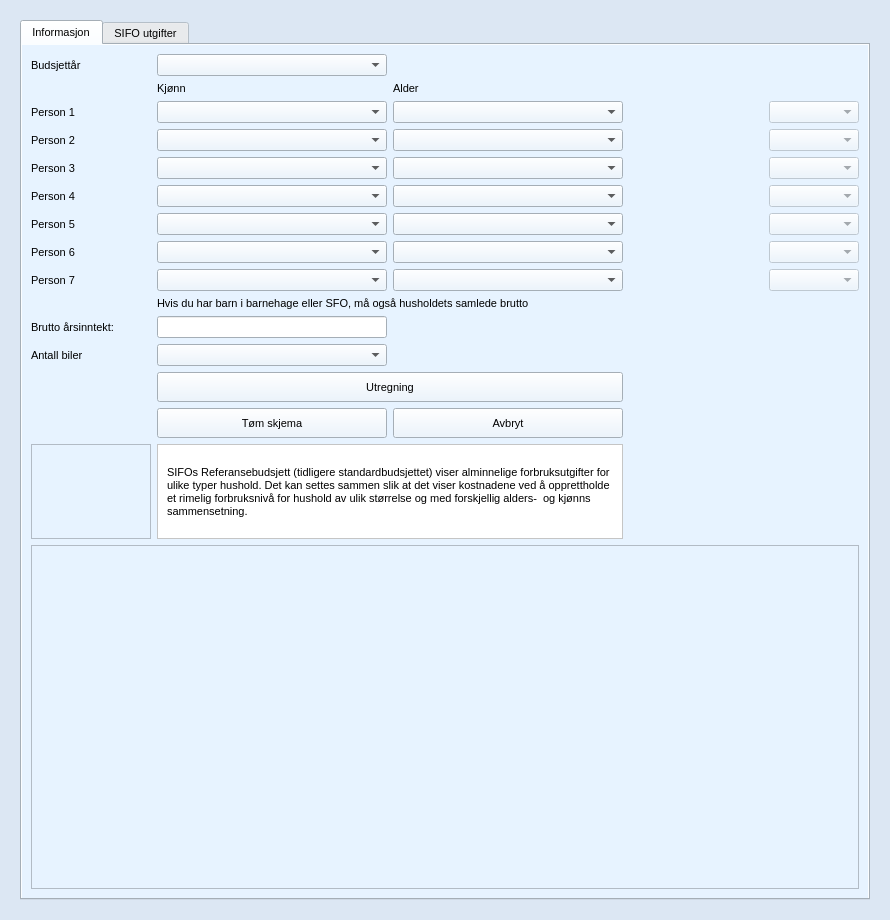
Old version of the form source/ui/views/forms/sifo_form.ui in the repository seemir/stressa.
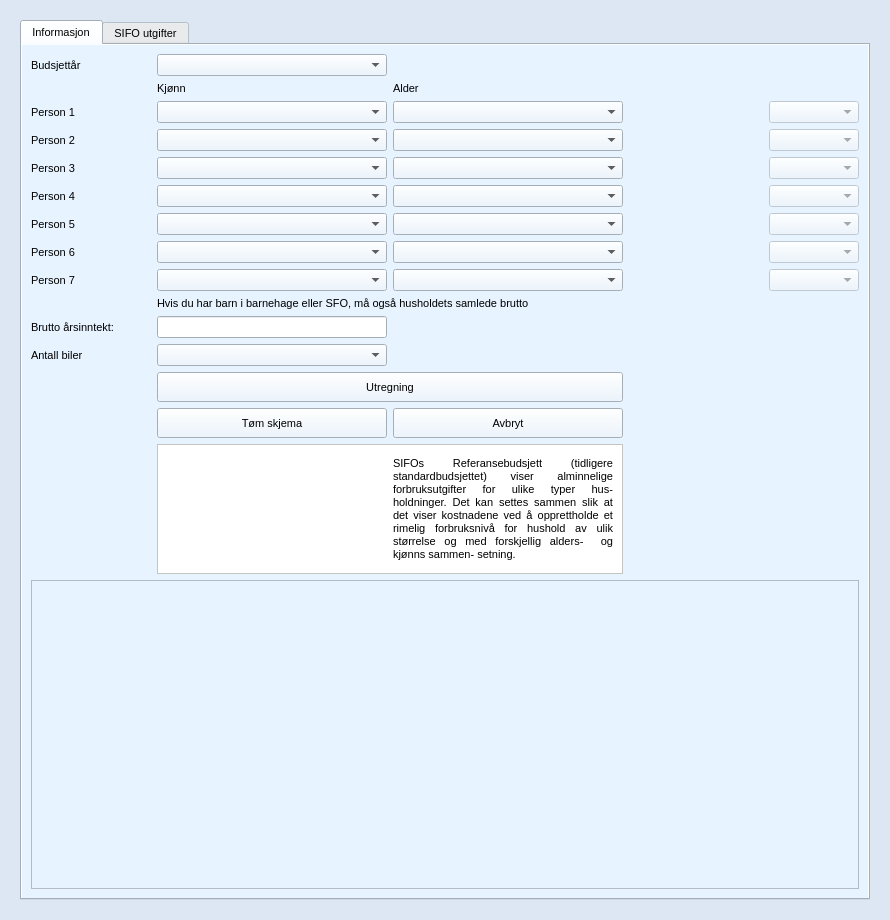
New version of the form. Icons and pictures are not drawn.

Commit message: Logo added to calculators for references

```diff
--- a/source/ui/views/forms/sifo_form.ui
+++ b/source/ui/views/forms/sifo_form.ui
@@ -474,7 +474,7 @@
       <property name="geometry">
        <rect>
         <x>0</x>
-        <y>0</y>
+        <y>-299</y>
         <width>874</width>
         <height>682</height>
        </rect>
@@ -950,544 +950,6 @@
            <string>Informasjon</string>
           </attribute>
           <layout class="QGridLayout" name="gridLayout_2">
-           <item row="14" column="1" colspan="2">
-            <widget class="QFrame" name="frame_sifo_info">
-             <property name="sizePolicy">
-              <sizepolicy hsizetype="Fixed" vsizetype="Fixed">
-               <horstretch>0</horstretch>
-               <verstretch>0</verstretch>
-              </sizepolicy>
-             </property>
-             <property name="minimumSize">
-              <size>
-               <width>466</width>
-               <height>0</height>
-              </size>
-             </property>
-             <property name="maximumSize">
-              <size>
-               <width>16777215</width>
-               <height>16777215</height>
-              </size>
-             </property>
-             <property name="palette">
-              <palette>
-               <active>
-                <colorrole role="WindowText">
-                 <brush brushstyle="SolidPattern">
-                  <color alpha="255">
-                   <red>0</red>
-                   <green>0</green>
-                   <blue>0</blue>
-                  </color>
-                 </brush>
-                </colorrole>
-                <colorrole role="Button">
-                 <brush brushstyle="SolidPattern">
-                  <color alpha="255">
-                   <red>255</red>
-                   <green>255</green>
-                   <blue>255</blue>
-                  </color>
-                 </brush>
-                </colorrole>
-                <colorrole role="Light">
-                 <brush brushstyle="SolidPattern">
-                  <color alpha="255">
-                   <red>255</red>
-                   <green>255</green>
-                   <blue>255</blue>
-                  </color>
-                 </brush>
-                </colorrole>
-                <colorrole role="Midlight">
-                 <brush brushstyle="SolidPattern">
-                  <color alpha="255">
-                   <red>255</red>
-                   <green>255</green>
-                   <blue>255</blue>
-                  </color>
-                 </brush>
-                </colorrole>
-                <colorrole role="Dark">
-                 <brush brushstyle="SolidPattern">
-                  <color alpha="255">
-                   <red>127</red>
-                   <green>127</green>
-                   <blue>127</blue>
-                  </color>
-                 </brush>
-                </colorrole>
-                <colorrole role="Mid">
-                 <brush brushstyle="SolidPattern">
-                  <color alpha="255">
-                   <red>170</red>
-                   <green>170</green>
-                   <blue>170</blue>
-                  </color>
-                 </brush>
-                </colorrole>
-                <colorrole role="Text">
-                 <brush brushstyle="SolidPattern">
-                  <color alpha="255">
-                   <red>0</red>
-                   <green>0</green>
-                   <blue>0</blue>
-                  </color>
-                 </brush>
-                </colorrole>
-                <colorrole role="BrightText">
-                 <brush brushstyle="SolidPattern">
-                  <color alpha="255">
-                   <red>255</red>
-                   <green>255</green>
-                   <blue>255</blue>
-                  </color>
-                 </brush>
-                </colorrole>
-                <colorrole role="ButtonText">
-                 <brush brushstyle="SolidPattern">
-                  <color alpha="255">
-                   <red>0</red>
-                   <green>0</green>
-                   <blue>0</blue>
-                  </color>
-                 </brush>
-                </colorrole>
-                <colorrole role="Base">
-                 <brush brushstyle="SolidPattern">
-                  <color alpha="255">
-                   <red>255</red>
-                   <green>255</green>
-                   <blue>255</blue>
-                  </color>
-                 </brush>
-                </colorrole>
-                <colorrole role="Window">
-                 <brush brushstyle="SolidPattern">
-                  <color alpha="255">
-                   <red>255</red>
-                   <green>255</green>
-                   <blue>255</blue>
-                  </color>
-                 </brush>
-                </colorrole>
-                <colorrole role="Shadow">
-                 <brush brushstyle="SolidPattern">
-                  <color alpha="255">
-                   <red>0</red>
-                   <green>0</green>
-                   <blue>0</blue>
-                  </color>
-                 </brush>
-                </colorrole>
-                <colorrole role="AlternateBase">
-                 <brush brushstyle="SolidPattern">
-                  <color alpha="255">
-                   <red>255</red>
-                   <green>255</green>
-                   <blue>255</blue>
-                  </color>
-                 </brush>
-                </colorrole>
-                <colorrole role="ToolTipBase">
-                 <brush brushstyle="SolidPattern">
-                  <color alpha="255">
-                   <red>255</red>
-                   <green>255</green>
-                   <blue>220</blue>
-                  </color>
-                 </brush>
-                </colorrole>
-                <colorrole role="ToolTipText">
-                 <brush brushstyle="SolidPattern">
-                  <color alpha="255">
-                   <red>0</red>
-                   <green>0</green>
-                   <blue>0</blue>
-                  </color>
-                 </brush>
-                </colorrole>
-               </active>
-               <inactive>
-                <colorrole role="WindowText">
-                 <brush brushstyle="SolidPattern">
-                  <color alpha="255">
-                   <red>0</red>
-                   <green>0</green>
-                   <blue>0</blue>
-                  </color>
-                 </brush>
-                </colorrole>
-                <colorrole role="Button">
-                 <brush brushstyle="SolidPattern">
-                  <color alpha="255">
-                   <red>255</red>
-                   <green>255</green>
-                   <blue>255</blue>
-                  </color>
-                 </brush>
-                </colorrole>
-                <colorrole role="Light">
-                 <brush brushstyle="SolidPattern">
-                  <color alpha="255">
-                   <red>255</red>
-                   <green>255</green>
-                   <blue>255</blue>
-                  </color>
-                 </brush>
-                </colorrole>
-                <colorrole role="Midlight">
-                 <brush brushstyle="SolidPattern">
-                  <color alpha="255">
-                   <red>255</red>
-                   <green>255</green>
-                   <blue>255</blue>
-                  </color>
-                 </brush>
-                </colorrole>
-                <colorrole role="Dark">
-                 <brush brushstyle="SolidPattern">
-                  <color alpha="255">
-                   <red>127</red>
-                   <green>127</green>
-                   <blue>127</blue>
-                  </color>
-                 </brush>
-                </colorrole>
-                <colorrole role="Mid">
-                 <brush brushstyle="SolidPattern">
-                  <color alpha="255">
-                   <red>170</red>
-                   <green>170</green>
-                   <blue>170</blue>
-                  </color>
-                 </brush>
-                </colorrole>
-                <colorrole role="Text">
-                 <brush brushstyle="SolidPattern">
-                  <color alpha="255">
-                   <red>0</red>
-                   <green>0</green>
-                   <blue>0</blue>
-                  </color>
-                 </brush>
-                </colorrole>
-                <colorrole role="BrightText">
-                 <brush brushstyle="SolidPattern">
-                  <color alpha="255">
-                   <red>255</red>
-                   <green>255</green>
-                   <blue>255</blue>
-                  </color>
-                 </brush>
-                </colorrole>
-                <colorrole role="ButtonText">
-                 <brush brushstyle="SolidPattern">
-                  <color alpha="255">
-                   <red>0</red>
-                   <green>0</green>
-                   <blue>0</blue>
-                  </color>
-                 </brush>
-                </colorrole>
-                <colorrole role="Base">
-                 <brush brushstyle="SolidPattern">
-                  <color alpha="255">
-                   <red>255</red>
-                   <green>255</green>
-                   <blue>255</blue>
-                  </color>
-                 </brush>
-                </colorrole>
-                <colorrole role="Window">
-                 <brush brushstyle="SolidPattern">
-                  <color alpha="255">
-                   <red>255</red>
-                   <green>255</green>
-                   <blue>255</blue>
-                  </color>
-                 </brush>
-                </colorrole>
-                <colorrole role="Shadow">
-                 <brush brushstyle="SolidPattern">
-                  <color alpha="255">
-                   <red>0</red>
-                   <green>0</green>
-                   <blue>0</blue>
-                  </color>
-                 </brush>
-                </colorrole>
-                <colorrole role="AlternateBase">
-                 <brush brushstyle="SolidPattern">
-                  <color alpha="255">
-                   <red>255</red>
-                   <green>255</green>
-                   <blue>255</blue>
-                  </color>
-                 </brush>
-                </colorrole>
-                <colorrole role="ToolTipBase">
-                 <brush brushstyle="SolidPattern">
-                  <color alpha="255">
-                   <red>255</red>
-                   <green>255</green>
-                   <blue>220</blue>
-                  </color>
-                 </brush>
-                </colorrole>
-                <colorrole role="ToolTipText">
-                 <brush brushstyle="SolidPattern">
-                  <color alpha="255">
-                   <red>0</red>
-                   <green>0</green>
-                   <blue>0</blue>
-                  </color>
-                 </brush>
-                </colorrole>
-               </inactive>
-               <disabled>
-                <colorrole role="WindowText">
-                 <brush brushstyle="SolidPattern">
-                  <color alpha="255">
-                   <red>127</red>
-                   <green>127</green>
-                   <blue>127</blue>
-                  </color>
-                 </brush>
-                </colorrole>
-                <colorrole role="Button">
-                 <brush brushstyle="SolidPattern">
-                  <color alpha="255">
-                   <red>255</red>
-                   <green>255</green>
-                   <blue>255</blue>
-                  </color>
-                 </brush>
-                </colorrole>
-                <colorrole role="Light">
-                 <brush brushstyle="SolidPattern">
-                  <color alpha="255">
-                   <red>255</red>
-                   <green>255</green>
-                   <blue>255</blue>
-                  </color>
-                 </brush>
-                </colorrole>
-                <colorrole role="Midlight">
-                 <brush brushstyle="SolidPattern">
-                  <color alpha="255">
-                   <red>255</red>
-                   <green>255</green>
-                   <blue>255</blue>
-                  </color>
-                 </brush>
-                </colorrole>
-                <colorrole role="Dark">
-                 <brush brushstyle="SolidPattern">
-                  <color alpha="255">
-                   <red>127</red>
-                   <green>127</green>
-                   <blue>127</blue>
-                  </color>
-                 </brush>
-                </colorrole>
-                <colorrole role="Mid">
-                 <brush brushstyle="SolidPattern">
-                  <color alpha="255">
-                   <red>170</red>
-                   <green>170</green>
-                   <blue>170</blue>
-                  </color>
-                 </brush>
-                </colorrole>
-                <colorrole role="Text">
-                 <brush brushstyle="SolidPattern">
-                  <color alpha="255">
-                   <red>127</red>
-                   <green>127</green>
-                   <blue>127</blue>
-                  </color>
-                 </brush>
-                </colorrole>
-                <colorrole role="BrightText">
-                 <brush brushstyle="SolidPattern">
-                  <color alpha="255">
-                   <red>255</red>
-                   <green>255</green>
-                   <blue>255</blue>
-                  </color>
-                 </brush>
-                </colorrole>
-                <colorrole role="ButtonText">
-                 <brush brushstyle="SolidPattern">
-                  <color alpha="255">
-                   <red>127</red>
-                   <green>127</green>
-                   <blue>127</blue>
-                  </color>
-                 </brush>
-                </colorrole>
-                <colorrole role="Base">
-                 <brush brushstyle="SolidPattern">
-                  <color alpha="255">
-                   <red>255</red>
-                   <green>255</green>
-                   <blue>255</blue>
-                  </color>
-                 </brush>
-                </colorrole>
-                <colorrole role="Window">
-                 <brush brushstyle="SolidPattern">
-                  <color alpha="255">
-                   <red>255</red>
-                   <green>255</green>
-                   <blue>255</blue>
-                  </color>
-                 </brush>
-                </colorrole>
-                <colorrole role="Shadow">
-                 <brush brushstyle="SolidPattern">
-                  <color alpha="255">
-                   <red>0</red>
-                   <green>0</green>
-                   <blue>0</blue>
-                  </color>
-                 </brush>
-                </colorrole>
-                <colorrole role="AlternateBase">
-                 <brush brushstyle="SolidPattern">
-                  <color alpha="255">
-                   <red>255</red>
-                   <green>255</green>
-                   <blue>255</blue>
-                  </color>
-                 </brush>
-                </colorrole>
-                <colorrole role="ToolTipBase">
-                 <brush brushstyle="SolidPattern">
-                  <color alpha="255">
-                   <red>255</red>
-                   <green>255</green>
-                   <blue>220</blue>
-                  </color>
-                 </brush>
-                </colorrole>
-                <colorrole role="ToolTipText">
-                 <brush brushstyle="SolidPattern">
-                  <color alpha="255">
-                   <red>0</red>
-                   <green>0</green>
-                   <blue>0</blue>
-                  </color>
-                 </brush>
-                </colorrole>
-               </disabled>
-              </palette>
-             </property>
-             <property name="font">
-              <font>
-               <pointsize>8</pointsize>
-              </font>
-             </property>
-             <property name="autoFillBackground">
-              <bool>true</bool>
-             </property>
-             <property name="frameShape">
-              <enum>QFrame::StyledPanel</enum>
-             </property>
-             <property name="frameShadow">
-              <enum>QFrame::Plain</enum>
-             </property>
-             <layout class="QGridLayout" name="gridLayout_5">
-              <item row="0" column="0">
-               <widget class="QLabel" name="label_sifo_info">
-                <property name="font">
-                 <font>
-                  <family>Segoe UI</family>
-                  <pointsize>8</pointsize>
-                  <italic>false</italic>
-                 </font>
-                </property>
-                <property name="text">
-                 <string>SIFOs Referansebudsjett (tidligere standardbudsjettet) viser alminnelige forbruksutgifter for ulike typer hushold. Det kan settes sammen slik at det viser kostnadene ved å opprettholde et rimelig forbruksnivå for hushold av ulik størrelse og med forskjellig alders-  og kjønns sammensetning. </string>
-                </property>
-                <property name="alignment">
-                 <set>Qt::AlignLeading|Qt::AlignLeft|Qt::AlignVCenter</set>
-                </property>
-                <property name="wordWrap">
-                 <bool>true</bool>
-                </property>
-               </widget>
-              </item>
-             </layout>
-            </widget>
-           </item>
-           <item row="14" column="0">
-            <widget class="QFrame" name="frame_sifo_logo">
-             <property name="sizePolicy">
-              <sizepolicy hsizetype="Fixed" vsizetype="Preferred">
-               <horstretch>0</horstretch>
-               <verstretch>0</verstretch>
-              </sizepolicy>
-             </property>
-             <property name="minimumSize">
-              <size>
-               <width>120</width>
-               <height>0</height>
-              </size>
-             </property>
-             <property name="font">
-              <font>
-               <pointsize>8</pointsize>
-              </font>
-             </property>
-             <property name="frameShape">
-              <enum>QFrame::StyledPanel</enum>
-             </property>
-             <property name="frameShadow">
-              <enum>QFrame::Raised</enum>
-             </property>
-             <layout class="QGridLayout" name="gridLayout_4">
-              <item row="0" column="0">
-               <widget class="QLabel" name="label_logo">
-                <property name="sizePolicy">
-                 <sizepolicy hsizetype="Fixed" vsizetype="Preferred">
-                  <horstretch>0</horstretch>
-                  <verstretch>0</verstretch>
-                 </sizepolicy>
-                </property>
-                <property name="minimumSize">
-                 <size>
-                  <width>70</width>
-                  <height>75</height>
-                 </size>
-                </property>
-                <property name="maximumSize">
-                 <size>
-                  <width>70</width>
-                  <height>75</height>
-                 </size>
-                </property>
-                <property name="font">
-                 <font>
-                  <pointsize>8</pointsize>
-                 </font>
-                </property>
-                <property name="text">
-                 <string/>
-                </property>
-                <property name="pixmap">
-                 <pixmap>:/img/sifo.png</pixmap>
-                </property>
-                <property name="scaledContents">
-                 <bool>true</bool>
-                </property>
-               </widget>
-              </item>
-             </layout>
-            </widget>
-           </item>
            <item row="3" column="0">
             <widget class="QLabel" name="label_person_2">
              <property name="sizePolicy">
@@ -2679,6 +2141,522 @@
              </property>
             </widget>
            </item>
+           <item row="14" column="1" rowspan="2" colspan="2">
+            <widget class="QFrame" name="frame_sifo_info">
+             <property name="sizePolicy">
+              <sizepolicy hsizetype="Preferred" vsizetype="Preferred">
+               <horstretch>0</horstretch>
+               <verstretch>0</verstretch>
+              </sizepolicy>
+             </property>
+             <property name="minimumSize">
+              <size>
+               <width>466</width>
+               <height>0</height>
+              </size>
+             </property>
+             <property name="maximumSize">
+              <size>
+               <width>16777215</width>
+               <height>16777215</height>
+              </size>
+             </property>
+             <property name="palette">
+              <palette>
+               <active>
+                <colorrole role="WindowText">
+                 <brush brushstyle="SolidPattern">
+                  <color alpha="255">
+                   <red>0</red>
+                   <green>0</green>
+                   <blue>0</blue>
+                  </color>
+                 </brush>
+                </colorrole>
+                <colorrole role="Button">
+                 <brush brushstyle="SolidPattern">
+                  <color alpha="255">
+                   <red>255</red>
+                   <green>255</green>
+                   <blue>255</blue>
+                  </color>
+                 </brush>
+                </colorrole>
+                <colorrole role="Light">
+                 <brush brushstyle="SolidPattern">
+                  <color alpha="255">
+                   <red>255</red>
+                   <green>255</green>
+                   <blue>255</blue>
+                  </color>
+                 </brush>
+                </colorrole>
+                <colorrole role="Midlight">
+                 <brush brushstyle="SolidPattern">
+                  <color alpha="255">
+                   <red>255</red>
+                   <green>255</green>
+                   <blue>255</blue>
+                  </color>
+                 </brush>
+                </colorrole>
+                <colorrole role="Dark">
+                 <brush brushstyle="SolidPattern">
+                  <color alpha="255">
+                   <red>127</red>
+                   <green>127</green>
+                   <blue>127</blue>
+                  </color>
+                 </brush>
+                </colorrole>
+                <colorrole role="Mid">
+                 <brush brushstyle="SolidPattern">
+                  <color alpha="255">
+                   <red>170</red>
+                   <green>170</green>
+                   <blue>170</blue>
+                  </color>
+                 </brush>
+                </colorrole>
+                <colorrole role="Text">
+                 <brush brushstyle="SolidPattern">
+                  <color alpha="255">
+                   <red>0</red>
+                   <green>0</green>
+                   <blue>0</blue>
+                  </color>
+                 </brush>
+                </colorrole>
+                <colorrole role="BrightText">
+                 <brush brushstyle="SolidPattern">
+                  <color alpha="255">
+                   <red>255</red>
+                   <green>255</green>
+                   <blue>255</blue>
+                  </color>
+                 </brush>
+                </colorrole>
+                <colorrole role="ButtonText">
+                 <brush brushstyle="SolidPattern">
+                  <color alpha="255">
+                   <red>0</red>
+                   <green>0</green>
+                   <blue>0</blue>
+                  </color>
+                 </brush>
+                </colorrole>
+                <colorrole role="Base">
+                 <brush brushstyle="SolidPattern">
+                  <color alpha="255">
+                   <red>255</red>
+                   <green>255</green>
+                   <blue>255</blue>
+                  </color>
+                 </brush>
+                </colorrole>
+                <colorrole role="Window">
+                 <brush brushstyle="SolidPattern">
+                  <color alpha="255">
+                   <red>255</red>
+                   <green>255</green>
+                   <blue>255</blue>
+                  </color>
+                 </brush>
+                </colorrole>
+                <colorrole role="Shadow">
+                 <brush brushstyle="SolidPattern">
+                  <color alpha="255">
+                   <red>0</red>
+                   <green>0</green>
+                   <blue>0</blue>
+                  </color>
+                 </brush>
+                </colorrole>
+                <colorrole role="AlternateBase">
+                 <brush brushstyle="SolidPattern">
+                  <color alpha="255">
+                   <red>255</red>
+                   <green>255</green>
+                   <blue>255</blue>
+                  </color>
+                 </brush>
+                </colorrole>
+                <colorrole role="ToolTipBase">
+                 <brush brushstyle="SolidPattern">
+                  <color alpha="255">
+                   <red>255</red>
+                   <green>255</green>
+                   <blue>220</blue>
+                  </color>
+                 </brush>
+                </colorrole>
+                <colorrole role="ToolTipText">
+                 <brush brushstyle="SolidPattern">
+                  <color alpha="255">
+                   <red>0</red>
+                   <green>0</green>
+                   <blue>0</blue>
+                  </color>
+                 </brush>
+                </colorrole>
+               </active>
+               <inactive>
+                <colorrole role="WindowText">
+                 <brush brushstyle="SolidPattern">
+                  <color alpha="255">
+                   <red>0</red>
+                   <green>0</green>
+                   <blue>0</blue>
+                  </color>
+                 </brush>
+                </colorrole>
+                <colorrole role="Button">
+                 <brush brushstyle="SolidPattern">
+                  <color alpha="255">
+                   <red>255</red>
+                   <green>255</green>
+                   <blue>255</blue>
+                  </color>
+                 </brush>
+                </colorrole>
+                <colorrole role="Light">
+                 <brush brushstyle="SolidPattern">
+                  <color alpha="255">
+                   <red>255</red>
+                   <green>255</green>
+                   <blue>255</blue>
+                  </color>
+                 </brush>
+                </colorrole>
+                <colorrole role="Midlight">
+                 <brush brushstyle="SolidPattern">
+                  <color alpha="255">
+                   <red>255</red>
+                   <green>255</green>
+                   <blue>255</blue>
+                  </color>
+                 </brush>
+                </colorrole>
+                <colorrole role="Dark">
+                 <brush brushstyle="SolidPattern">
+                  <color alpha="255">
+                   <red>127</red>
+                   <green>127</green>
+                   <blue>127</blue>
+                  </color>
+                 </brush>
+                </colorrole>
+                <colorrole role="Mid">
+                 <brush brushstyle="SolidPattern">
+                  <color alpha="255">
+                   <red>170</red>
+                   <green>170</green>
+                   <blue>170</blue>
+                  </color>
+                 </brush>
+                </colorrole>
+                <colorrole role="Text">
+                 <brush brushstyle="SolidPattern">
+                  <color alpha="255">
+                   <red>0</red>
+                   <green>0</green>
+                   <blue>0</blue>
+                  </color>
+                 </brush>
+                </colorrole>
+                <colorrole role="BrightText">
+                 <brush brushstyle="SolidPattern">
+                  <color alpha="255">
+                   <red>255</red>
+                   <green>255</green>
+                   <blue>255</blue>
+                  </color>
+                 </brush>
+                </colorrole>
+                <colorrole role="ButtonText">
+                 <brush brushstyle="SolidPattern">
+                  <color alpha="255">
+                   <red>0</red>
+                   <green>0</green>
+                   <blue>0</blue>
+                  </color>
+                 </brush>
+                </colorrole>
+                <colorrole role="Base">
+                 <brush brushstyle="SolidPattern">
+                  <color alpha="255">
+                   <red>255</red>
+                   <green>255</green>
+                   <blue>255</blue>
+                  </color>
+                 </brush>
+                </colorrole>
+                <colorrole role="Window">
+                 <brush brushstyle="SolidPattern">
+                  <color alpha="255">
+                   <red>255</red>
+                   <green>255</green>
+                   <blue>255</blue>
+                  </color>
+                 </brush>
+                </colorrole>
+                <colorrole role="Shadow">
+                 <brush brushstyle="SolidPattern">
+                  <color alpha="255">
+                   <red>0</red>
+                   <green>0</green>
+                   <blue>0</blue>
+                  </color>
+                 </brush>
+                </colorrole>
+                <colorrole role="AlternateBase">
+                 <brush brushstyle="SolidPattern">
+                  <color alpha="255">
+                   <red>255</red>
+                   <green>255</green>
+                   <blue>255</blue>
+                  </color>
+                 </brush>
+                </colorrole>
+                <colorrole role="ToolTipBase">
+                 <brush brushstyle="SolidPattern">
+                  <color alpha="255">
+                   <red>255</red>
+                   <green>255</green>
+                   <blue>220</blue>
+                  </color>
+                 </brush>
+                </colorrole>
+                <colorrole role="ToolTipText">
+                 <brush brushstyle="SolidPattern">
+                  <color alpha="255">
+                   <red>0</red>
+                   <green>0</green>
+                   <blue>0</blue>
+                  </color>
+                 </brush>
+                </colorrole>
+               </inactive>
+               <disabled>
+                <colorrole role="WindowText">
+                 <brush brushstyle="SolidPattern">
+                  <color alpha="255">
+                   <red>127</red>
+                   <green>127</green>
+                   <blue>127</blue>
+                  </color>
+                 </brush>
+                </colorrole>
+                <colorrole role="Button">
+                 <brush brushstyle="SolidPattern">
+                  <color alpha="255">
+                   <red>255</red>
+                   <green>255</green>
+                   <blue>255</blue>
+                  </color>
+                 </brush>
+                </colorrole>
+                <colorrole role="Light">
+                 <brush brushstyle="SolidPattern">
+                  <color alpha="255">
+                   <red>255</red>
+                   <green>255</green>
+                   <blue>255</blue>
+                  </color>
+                 </brush>
+                </colorrole>
+                <colorrole role="Midlight">
+                 <brush brushstyle="SolidPattern">
+                  <color alpha="255">
+                   <red>255</red>
+                   <green>255</green>
+                   <blue>255</blue>
+                  </color>
+                 </brush>
+                </colorrole>
+                <colorrole role="Dark">
+                 <brush brushstyle="SolidPattern">
+                  <color alpha="255">
+                   <red>127</red>
+                   <green>127</green>
+                   <blue>127</blue>
+                  </color>
+                 </brush>
+                </colorrole>
+                <colorrole role="Mid">
+                 <brush brushstyle="SolidPattern">
+                  <color alpha="255">
+                   <red>170</red>
+                   <green>170</green>
+                   <blue>170</blue>
+                  </color>
+                 </brush>
+                </colorrole>
+                <colorrole role="Text">
+                 <brush brushstyle="SolidPattern">
+                  <color alpha="255">
+                   <red>127</red>
+                   <green>127</green>
+                   <blue>127</blue>
+                  </color>
+                 </brush>
+                </colorrole>
+                <colorrole role="BrightText">
+                 <brush brushstyle="SolidPattern">
+                  <color alpha="255">
+                   <red>255</red>
+                   <green>255</green>
+                   <blue>255</blue>
+                  </color>
+                 </brush>
+                </colorrole>
+                <colorrole role="ButtonText">
+                 <brush brushstyle="SolidPattern">
+                  <color alpha="255">
+                   <red>127</red>
+                   <green>127</green>
+                   <blue>127</blue>
+                  </color>
+                 </brush>
+                </colorrole>
+                <colorrole role="Base">
+                 <brush brushstyle="SolidPattern">
+                  <color alpha="255">
+                   <red>255</red>
+                   <green>255</green>
+                   <blue>255</blue>
+                  </color>
+                 </brush>
+                </colorrole>
+                <colorrole role="Window">
+                 <brush brushstyle="SolidPattern">
+                  <color alpha="255">
+                   <red>255</red>
+                   <green>255</green>
+                   <blue>255</blue>
+                  </color>
+                 </brush>
+                </colorrole>
+                <colorrole role="Shadow">
+                 <brush brushstyle="SolidPattern">
+                  <color alpha="255">
+                   <red>0</red>
+                   <green>0</green>
+                   <blue>0</blue>
+                  </color>
+                 </brush>
+                </colorrole>
+                <colorrole role="AlternateBase">
+                 <brush brushstyle="SolidPattern">
+                  <color alpha="255">
+                   <red>255</red>
+                   <green>255</green>
+                   <blue>255</blue>
+                  </color>
+                 </brush>
+                </colorrole>
+                <colorrole role="ToolTipBase">
+                 <brush brushstyle="SolidPattern">
+                  <color alpha="255">
+                   <red>255</red>
+                   <green>255</green>
+                   <blue>220</blue>
+                  </color>
+                 </brush>
+                </colorrole>
+                <colorrole role="ToolTipText">
+                 <brush brushstyle="SolidPattern">
+                  <color alpha="255">
+                   <red>0</red>
+                   <green>0</green>
+                   <blue>0</blue>
+                  </color>
+                 </brush>
+                </colorrole>
+               </disabled>
+              </palette>
+             </property>
+             <property name="font">
+              <font>
+               <pointsize>8</pointsize>
+              </font>
+             </property>
+             <property name="autoFillBackground">
+              <bool>true</bool>
+             </property>
+             <property name="frameShape">
+              <enum>QFrame::StyledPanel</enum>
+             </property>
+             <property name="frameShadow">
+              <enum>QFrame::Plain</enum>
+             </property>
+             <layout class="QGridLayout" name="gridLayout_5">
+              <item row="0" column="1">
+               <widget class="QLabel" name="label_sifo_info">
+                <property name="font">
+                 <font>
+                  <family>Segoe UI</family>
+                  <pointsize>8</pointsize>
+                  <italic>false</italic>
+                 </font>
+                </property>
+                <property name="text">
+                 <string>SIFOs Referansebudsjett (tidligere standardbudsjettet) viser alminnelige forbruksutgifter for ulike typer hus- holdninger. Det kan settes sammen slik at det viser kostnadene ved å opprettholde et rimelig forbruksnivå for hushold av ulik størrelse og med forskjellig alders-  og kjønns sammen- setning. </string>
+                </property>
+                <property name="alignment">
+                 <set>Qt::AlignJustify|Qt::AlignVCenter</set>
+                </property>
+                <property name="wordWrap">
+                 <bool>true</bool>
+                </property>
+               </widget>
+              </item>
+              <item row="0" column="0">
+               <widget class="QFrame" name="frame">
+                <property name="sizePolicy">
+                 <sizepolicy hsizetype="Fixed" vsizetype="Fixed">
+                  <horstretch>0</horstretch>
+                  <verstretch>0</verstretch>
+                 </sizepolicy>
+                </property>
+                <property name="minimumSize">
+                 <size>
+                  <width>220</width>
+                  <height>110</height>
+                 </size>
+                </property>
+                <property name="frameShape">
+                 <enum>QFrame::NoFrame</enum>
+                </property>
+                <property name="frameShadow">
+                 <enum>QFrame::Plain</enum>
+                </property>
+                <layout class="QGridLayout" name="gridLayout">
+                 <item row="0" column="0">
+                  <widget class="QLabel" name="label">
+                   <property name="maximumSize">
+                    <size>
+                     <width>160</width>
+                     <height>110</height>
+                    </size>
+                   </property>
+                   <property name="text">
+                    <string/>
+                   </property>
+                   <property name="pixmap">
+                    <pixmap resource="../../images/img.qrc">:/img/sifo.png</pixmap>
+                   </property>
+                   <property name="scaledContents">
+                    <bool>true</bool>
+                   </property>
+                  </widget>
+                 </item>
+                </layout>
+               </widget>
+              </item>
+             </layout>
+            </widget>
+           </item>
           </layout>
          </widget>
          <widget class="QWidget" name="tab_sifo_utgifter">
```
The commit also changes 17 other files.
